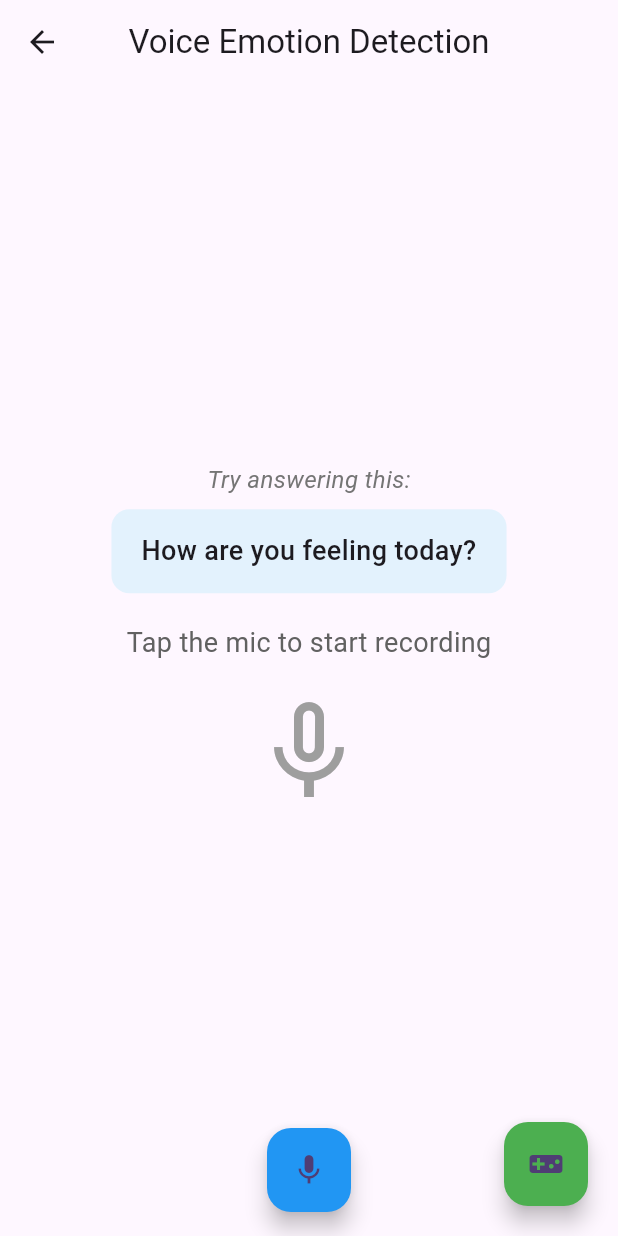
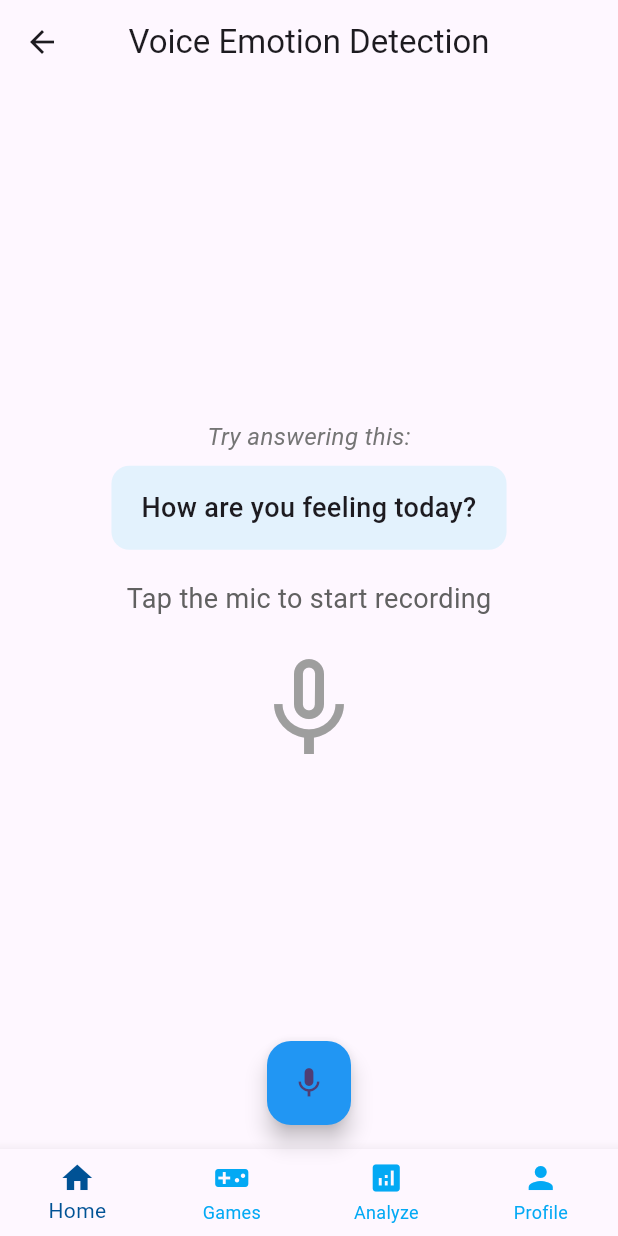
Before and after one commit to Minach2002/updated_deepvoice, a Flutter app: the HomeScreen screen opened directly, on a phone screen of 412 x 824 dp. Run offline on Flutter 3.47's test engine with Material 3 defaults, Android fonts, the phone set to English and light mode, and no system bars; our stand-ins replace audioplayers; missing offline and left inert: record.

Commit message:
bottom navbar 25/4/25

```diff
--- /dev/null
+++ b/lib/screens/bottom_navbar.dart
@@ -0,0 +1,41 @@
+import 'package:flutter/material.dart';
+
+class BottomNavBar extends StatelessWidget {
+  final int currentIndex;
+  final Function(int) onTap;
+  const BottomNavBar({super.key, required this.currentIndex, required this.onTap});
+
+  @override
+  Widget build(BuildContext context) {
+    return BottomNavigationBar(
+      currentIndex: currentIndex,
+      onTap: onTap,
+      selectedItemColor: const Color.fromARGB(255, 0, 82, 149),  // Active icon/text color
+      unselectedItemColor: Colors.lightBlue,  // Inactive icon/text color
+      showSelectedLabels: true,
+      showUnselectedLabels: true,
+      type: BottomNavigationBarType.fixed,
+      items: const [
+        BottomNavigationBarItem(
+          icon: Icon(Icons.home),
+          label: 'Home'
+          ),
+
+          BottomNavigationBarItem(
+          icon: Icon(Icons.videogame_asset),
+          label: 'Games'
+          ),
+
+          BottomNavigationBarItem(
+          icon: Icon(Icons.analytics),
+          label: 'Analyze'
+          ),
+
+          BottomNavigationBarItem(
+          icon: Icon(Icons.person),
+          label: 'Profile'
+          ),
+      ],
+      );
+  }
+}
--- a/lib/screens/home_screen.dart
+++ b/lib/screens/home_screen.dart
@@ -6,6 +6,7 @@ import 'package:http_parser/http_parser.dart';
 import 'dart:convert';
 import 'package:path_provider/path_provider.dart';
 import 'package:real_project/screens/games/game.dart';
+import 'package:real_project/screens/bottom_navbar.dart';
 
 class HomeScreen extends StatefulWidget {
   const HomeScreen({Key? key}) : super(key: key);
@@ -26,6 +27,7 @@ class _HomeScreenState extends State<HomeScreen> {
   String _confidence = '';
   String _currentTip = '';
   String _apiError = '';
+  int _currentIndex = 0; // For bottom navigation bar
 
   final List<String> _questions = [
     "How are you feeling today?",
@@ -132,6 +134,24 @@ class _HomeScreenState extends State<HomeScreen> {
     } else if (_recordingPath != null) {
       await _audioPlayer.play(DeviceFileSource(_recordingPath!));
       setState(() => _isPlaying = true);
+    }
+  }
+
+  // Handle bottom navigation bar taps
+  void _onItemTapped(int index) {
+    setState(() {
+      _currentIndex = index;
+    });
+
+    // Add navigation logic here
+    switch (index) {
+      case 1: // Games
+        Navigator.push(
+          context,
+          MaterialPageRoute(builder: (context) => GamesPage()),
+        );
+        break;
+      // Add cases for other tabs as needed
     }
   }
 
@@ -242,23 +262,6 @@ class _HomeScreenState extends State<HomeScreen> {
               ),
             ),
           ),
-
-          // 🎮 Game Icon at Bottom Left
-          Positioned(
-            bottom: 20,
-            right: 20,
-            child: FloatingActionButton(
-              heroTag: 'game_btn',
-              onPressed: () {
-                Navigator.push(
-                  context,
-                  MaterialPageRoute(builder: (context) => GamesPage()),
-                );
-              },
-              backgroundColor: Colors.green,
-              child: const Icon(Icons.videogame_asset),
-            ),
-          ),
         ],
       ),
 
@@ -268,6 +271,12 @@ class _HomeScreenState extends State<HomeScreen> {
         backgroundColor: _isRecording ? Colors.red : Colors.blue,
       ),
       floatingActionButtonLocation: FloatingActionButtonLocation.centerFloat,
+
+      // Bottom Navigation Bar
+      bottomNavigationBar: BottomNavBar(
+        currentIndex: _currentIndex,
+        onTap: _onItemTapped,
+      ),
     );
   }
 
```
